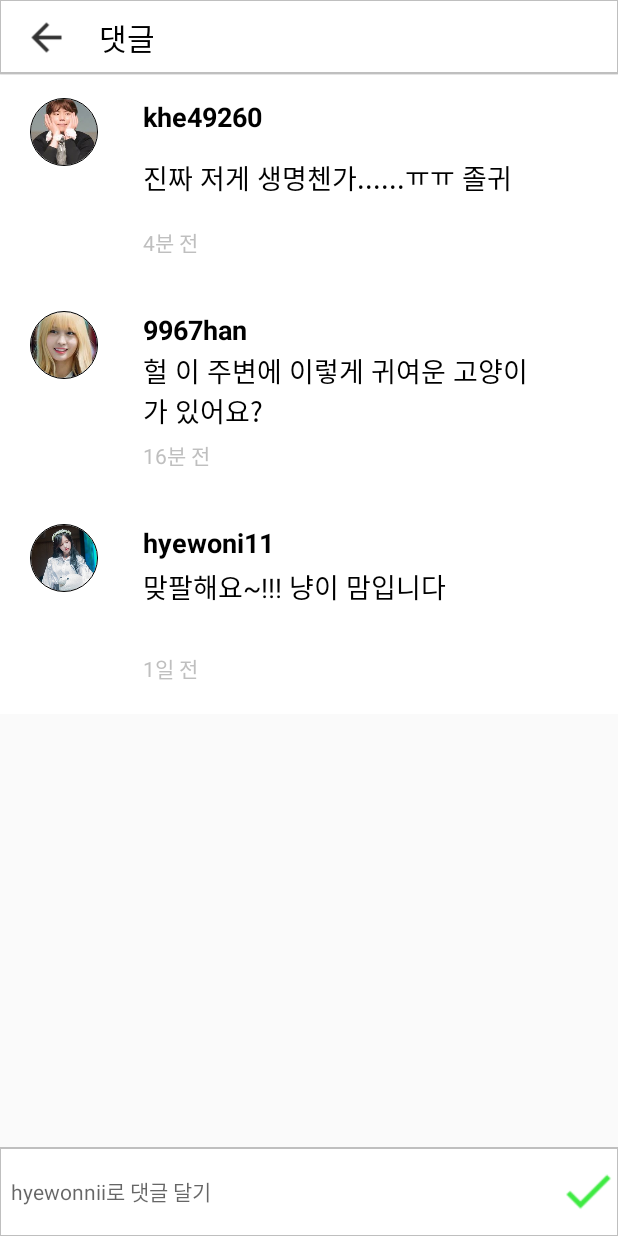
After one commit to cathykim24/StrayCat, an Android app: the CommentActivity screen opened directly, with no data from a screen before it, on a phone screen of 412 x 824 dp. The commit adds this screen. Run offline under Robolectric (Android 15) with nearby library versions, the phone set to English and light mode, and no system bars; our stand-ins replace CircleImageView.

Commit message:
댓글기능 완료

```diff
--- a/app/src/main/java/edu/skku/swp3/straycat/Comment.java
+++ b/app/src/main/java/edu/skku/swp3/straycat/Comment.java
@@ -4,18 +4,23 @@ import java.util.List;
 
 public class Comment {
 
-    private String comment;
-    private String user_id;
-    private String date_created;
+    String comment;
+    String user_id;
+    String date_created;
+    int profileImgUri;
 
-    public Comment() {
-
-    }
-
-    public Comment(String comment, String user_id, String date_created) {
+    public Comment(String comment, String user_id, String date_created, int profileImgUri) {
         this.comment = comment;
         this.user_id = user_id;
         this.date_created = date_created;
+        this.profileImgUri = profileImgUri;
+    }
+    public int getProfileImgUri() {
+        return profileImgUri;
+    }
+
+    public void setProfileImgUri(int profileImgUri) {
+        this.profileImgUri = profileImgUri;
     }
 
     public String getComment() {
@@ -42,12 +47,4 @@ public class Comment {
         this.date_created = date_created;
     }
 
-    @Override
-    public String toString() {
-        return "Comment{" +
-                "comment='" + comment + '\'' +
-                ", user_id='" + user_id + '\'' +
-                ", date_created='" + date_created + '\'' +
-                '}';
-    }
 }
--- /dev/null
+++ b/app/src/main/java/edu/skku/swp3/straycat/CommentActivity.java
@@ -0,0 +1,75 @@
+package edu.skku.swp3.straycat;
+
+import android.os.Bundle;
+import android.os.PersistableBundle;
+import android.support.annotation.Nullable;
+import android.support.v7.app.AppCompatActivity;
+import android.support.v7.widget.LinearLayoutManager;
+import android.support.v7.widget.RecyclerView;
+import android.util.Log;
+import android.view.View;
+import android.widget.EditText;
+import android.widget.ImageView;
+
+import java.util.ArrayList;
+
+public class CommentActivity extends AppCompatActivity {
+
+    ArrayList<Comment> list = new ArrayList<>();
+    ArrayList<Comment> listItem = new ArrayList<>();
+    RecyclerView recyclerView;
+    RecyclerView.LayoutManager layoutManager;
+    CommentAdapter adapter;
+
+    EditText editText;
+    String input_comment;
+
+    public ImageView input_comment_finished;
+
+    @Override
+    public void onCreate(@Nullable Bundle savedInstanceState) {
+        super.onCreate(savedInstanceState);
+        setContentView(R.layout.fragment_view_comments);
+
+        input_comment_finished = (ImageView) findViewById(R.id.ivPostComment);
+
+        recyclerView  = (RecyclerView) findViewById(R.id.listView);
+        recyclerView.setHasFixedSize(true);
+        layoutManager = new LinearLayoutManager(this);
+        recyclerView.setLayoutManager(layoutManager);
+
+        listItem.add(new Comment("진짜 저게 생명첸가......ㅠㅠ 졸귀", "khe49260", "4분 전", R.drawable.aa));
+        listItem.add(new Comment("헐 이 주변에 이렇게 귀여운 고양이가 있어요?", "9967han", "16분 전", R.drawable.bb));
+        listItem.add(new Comment("맞팔해요~!!! 냥이 맘입니다\n", "hyewoni11", "1일 전", R.drawable.cc));
+
+        adapter = new CommentAdapter(listItem);
+        recyclerView.setAdapter(adapter);
+
+        setData();
+
+        input_comment_finished.setOnClickListener(new View.OnClickListener() {
+
+
+            @Override
+            public void onClick(View v) {
+                Log.d("CommentActivity","여기");
+                addData();
+            }
+        });
+    }
+
+    private void setData(){
+        list.clear();
+        for(Comment comment : listItem){
+            list.add(comment);
+        }
+        adapter.notifyDataSetChanged();
+    }
+
+    public void addData(){
+        editText = (EditText)findViewById(R.id.input_comment);
+        input_comment = editText.getText().toString();
+        listItem.add(new Comment(input_comment, "hyewonnii", "방금", R.drawable.dd));
+        adapter.notifyDataSetChanged();
+    }
+}
--- /dev/null
+++ b/app/src/main/java/edu/skku/swp3/straycat/CommentAdapter.java
@@ -0,0 +1,44 @@
+package edu.skku.swp3.straycat;
+
+import android.content.Context;
+import android.support.v7.widget.RecyclerView;
+import android.view.LayoutInflater;
+import android.view.View;
+import android.view.ViewGroup;
+
+import java.util.ArrayList;
+
+
+    public class CommentAdapter extends RecyclerView.Adapter<CommentViewHolder> {
+
+        private Context context;
+        private ArrayList<Comment> commentItems;
+
+        public CommentAdapter(ArrayList<Comment> commentItems){
+            this.commentItems = commentItems;
+        }
+
+        @Override
+        public CommentViewHolder onCreateViewHolder(ViewGroup parent, int viewType) {
+            View v = LayoutInflater.from(parent.getContext()).inflate(R.layout.layout_comment, parent, false);
+            return new CommentViewHolder(v, this);
+        }
+
+        @Override
+        public void onBindViewHolder(CommentViewHolder holder, int position) {
+            CommentViewHolder commentViewHolder = (CommentViewHolder) holder;
+
+            Comment comment = commentItems.get(position);
+
+            holder.comment.setText(comment.getComment());
+            holder.comment_username.setText(comment.getUser_id());
+            holder.comment_profile_img.setImageResource(commentItems.get(position).getProfileImgUri());
+            holder.comment_time_posted.setText(comment.getDate_created());
+        }
+
+        @Override
+        public int getItemCount() {
+            return commentItems.size();
+        }
+
+    }
--- /dev/null
+++ b/app/src/main/java/edu/skku/swp3/straycat/CommentViewHolder.java
@@ -0,0 +1,55 @@
+package edu.skku.swp3.straycat;
+
+import android.content.Context;
+import android.content.Intent;
+import android.provider.ContactsContract;
+import android.support.v7.widget.RecyclerView;
+import android.util.Log;
+import android.view.View;
+import android.widget.CheckBox;
+import android.widget.CompoundButton;
+import android.widget.ImageView;
+import android.widget.TextView;
+
+public class CommentViewHolder extends RecyclerView.ViewHolder implements View.OnClickListener {
+    public TextView comment;
+    private CommentActivity commentActivity;
+    private CommentAdapter commentAdapter;
+    public TextView comment_username;
+    public ImageView comment_profile_img;
+    public TextView comment_time_posted;
+
+    public ImageView input_comment_finished;
+
+    public CommentViewHolder(View itemView, final CommentAdapter commentAdapter) {
+        super(itemView);
+        this.commentAdapter = commentAdapter;
+
+        comment_profile_img = (ImageView) itemView.findViewById(R.id.comment_profile_image);
+        comment_username = (TextView) itemView.findViewById(R.id.comment_username);
+        comment = (TextView) itemView.findViewById(R.id.comment);
+        comment_time_posted = (TextView) itemView.findViewById(R.id.comment_time_posted);
+
+        input_comment_finished = (ImageView) itemView.findViewById(R.id.ivPostComment);
+
+//        input_comment_finished.setOnClickListener(this);
+//
+//        input_comment_finished.setOnClickListener(new View.OnClickListener() {
+//            @Override
+//            public void onClick(View v) {
+//                commentActivity.addData();
+//            }
+//        });
+    }
+
+    @Override
+    public void onClick(View v) {
+        int position = getAdapterPosition();
+
+        switch (itemView.getId()){
+
+        }
+    }
+
+
+}
--- a/app/src/main/res/layout/fragment_view_comments.xml
+++ b/app/src/main/res/layout/fragment_view_comments.xml
@@ -19,10 +19,10 @@
         android:layout_below="@+id/relLayout1"
         android:layout_marginBottom="60dp">
 
-        <ListView
+        <android.support.v7.widget.RecyclerView
             android:layout_width="match_parent"
             android:layout_height="match_parent"
-            android:id="@+id/listView"></ListView>
+            android:id="@+id/listView"></android.support.v7.widget.RecyclerView>
 
 
     </RelativeLayout>
@@ -45,7 +45,7 @@
             android:layout_centerVertical="true"
             android:hint="hyewonnii로 댓글 달기"
             android:textSize="14sp"
-            android:id="@+id/comment"/>
+            android:id="@+id/input_comment"/>
 
         <ImageView
             android:layout_width="40dp"
--- a/app/src/main/res/layout/layout_comment.xml
+++ b/app/src/main/res/layout/layout_comment.xml
@@ -1,7 +1,7 @@
 <?xml version="1.0" encoding="utf-8"?>
 <RelativeLayout xmlns:android="http://schemas.android.com/apk/res/android"
                 android:layout_width="match_parent"
-                android:layout_height="match_parent"
+                android:layout_height="wrap_content"
                 xmlns:app="http://schemas.android.com/apk/res-auto"
                 android:background="@color/white">
 
@@ -19,9 +19,8 @@
         android:layout_width="match_parent"
         android:layout_height="wrap_content"
         android:id="@+id/relLayout1"
-        android:layout_toRightOf="@+id/comment_profile_image"
-        android:layout_marginTop="15dp"
-        android:background="@drawable/grey_border_bottom">
+        android:layout_marginLeft="80dp"
+        android:layout_marginTop="15dp">
 
         <RelativeLayout
             android:layout_width="match_parent"
@@ -44,10 +43,11 @@
                 android:id="@+id/comment"
                 android:layout_width="wrap_content"
                 android:layout_height="wrap_content"
-                android:layout_marginTop="10dp"
-                android:layout_alignStart="@+id/comment_username"
+                android:layout_marginTop="40dp"
+                android:layout_marginLeft="15dp"
                 android:layout_centerVertical="true"
-                android:text="우와 진짜 대박 귀엽당ㅠㅠ"
+                android:text="우와 진짜 대박 귀엽당ㅠㅠ
+"
                 android:textColor="@color/black"
                 android:textSize="18sp" />
 
@@ -59,9 +59,9 @@
                 android:textColor="@color/grey"
                 android:textSize="14sp"
                 android:id="@+id/comment_time_posted"
-                android:layout_marginTop="15dp"
+                android:layout_marginTop="85dp"
                 android:layout_marginLeft="15dp"
-                android:layout_below="@+id/comment"/>
+                />
 
         </RelativeLayout>
 
```
Also changed, not shown: app/src/main/AndroidManifest.xml (+4 -4 lines), app/src/main/java/edu/skku/swp3/straycat/PostActivity.java (+14 -11 lines), app/src/main/java/edu/skku/swp3/straycat/PostAdapter.java (+8 -3 lines), app/src/main/java/edu/skku/swp3/straycat/ViewCommentsFragment.java (added, +375 -0 lines), app/src/main/java/edu/skku/swp3/straycat/postViewHolder.java (+19 -0 lines).
